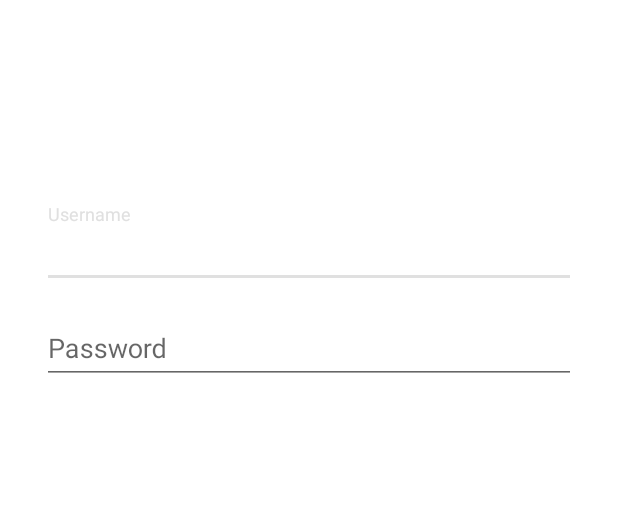
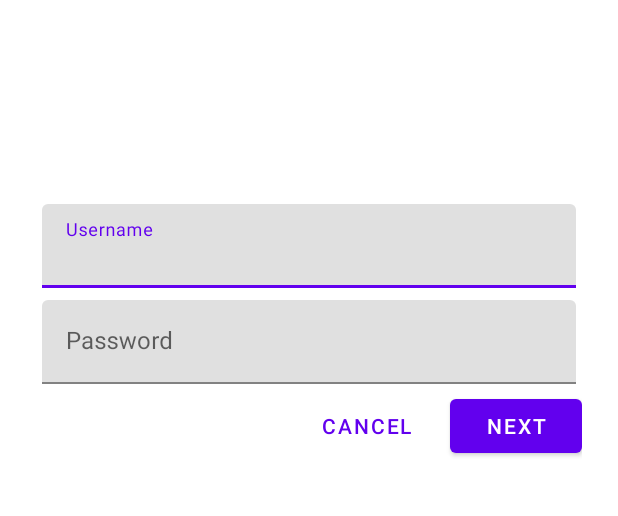
Before and after one commit to prince1809/mdc-shrine-android, an Android app: the layout shr_login_fragment.xml on its own in the app's theme, with its tools: preview values and no code run, on a phone screen of 412 x 824 dp, the part 261-777 px from its top. Run offline under Robolectric (Android 15) with nearby library versions, the phone set to English and light mode, and no system bars.

Commit message:
add buttons and material theme

```diff
--- a/app/src/main/AndroidManifest.xml
+++ b/app/src/main/AndroidManifest.xml
@@ -8,7 +8,7 @@
         android:label="@string/app_name"
         android:roundIcon="@mipmap/ic_launcher_round"
         android:supportsRtl="true"
-        android:theme="@style/AppTheme">
+        android:theme="@style/Theme.shrine">
         <activity android:name=".MainActivity">
             <intent-filter>
                 <action android:name="android.intent.action.MAIN" />
--- a/app/src/main/res/layout/shr_login_fragment.xml
+++ b/app/src/main/res/layout/shr_login_fragment.xml
@@ -58,8 +58,33 @@
                 android:layout_width="match_parent"
                 android:layout_height="wrap_content" />
 
+        </com.google.android.material.textfield.TextInputLayout>
 
-        </com.google.android.material.textfield.TextInputLayout>
+        <RelativeLayout
+            android:layout_width="match_parent"
+            android:layout_height="wrap_content">
+
+            <com.google.android.material.button.MaterialButton
+                android:id="@+id/next_button"
+                android:layout_width="wrap_content"
+                android:layout_height="wrap_content"
+                android:layout_alignParentEnd="true"
+                android:layout_alignParentRight="true"
+                android:text="@string/shr_button_next" />
+
+            <com.google.android.material.button.MaterialButton
+                android:id="@+id/cancel_button"
+                style="@style/Widget.MaterialComponents.Button.TextButton"
+                android:layout_width="wrap_content"
+                android:layout_height="wrap_content"
+                android:layout_marginEnd="12dp"
+                android:layout_marginRight="12dp"
+                android:layout_toStartOf="@+id/next_button"
+                android:layout_toLeftOf="@+id/next_button"
+                android:text="@string/shr_button_cancel"/>
+
+        </RelativeLayout>
+
 
     </LinearLayout>
 
--- a/app/src/main/res/values/styles.xml
+++ b/app/src/main/res/values/styles.xml
@@ -1,11 +1,15 @@
 <resources>
 
-    <!-- Base application theme. -->
-    <style name="AppTheme" parent="Theme.AppCompat.Light.DarkActionBar">
-        <!-- Customize your theme here. -->
+    <style name="Theme.shrine" parent="Theme.MaterialComponents.Light.NoActionBar">
         <item name="colorPrimary">@color/colorPrimary</item>
         <item name="colorPrimaryDark">@color/colorPrimaryDark</item>
         <item name="colorAccent">@color/colorAccent</item>
     </style>
 
+    <style name="Widget.Shrine.Toolbar" parent="Widget.AppCompat.Toolbar">
+        <item name="android:background">?attr/colorAccent</item>
+        <item name="android:theme">@style/ThemeOverlay.AppCompat.Dark.ActionBar</item>
+        <item name="popupTheme">@style/Theme.AppCompat.Light</item>
+    </style>
+
 </resources>
```
